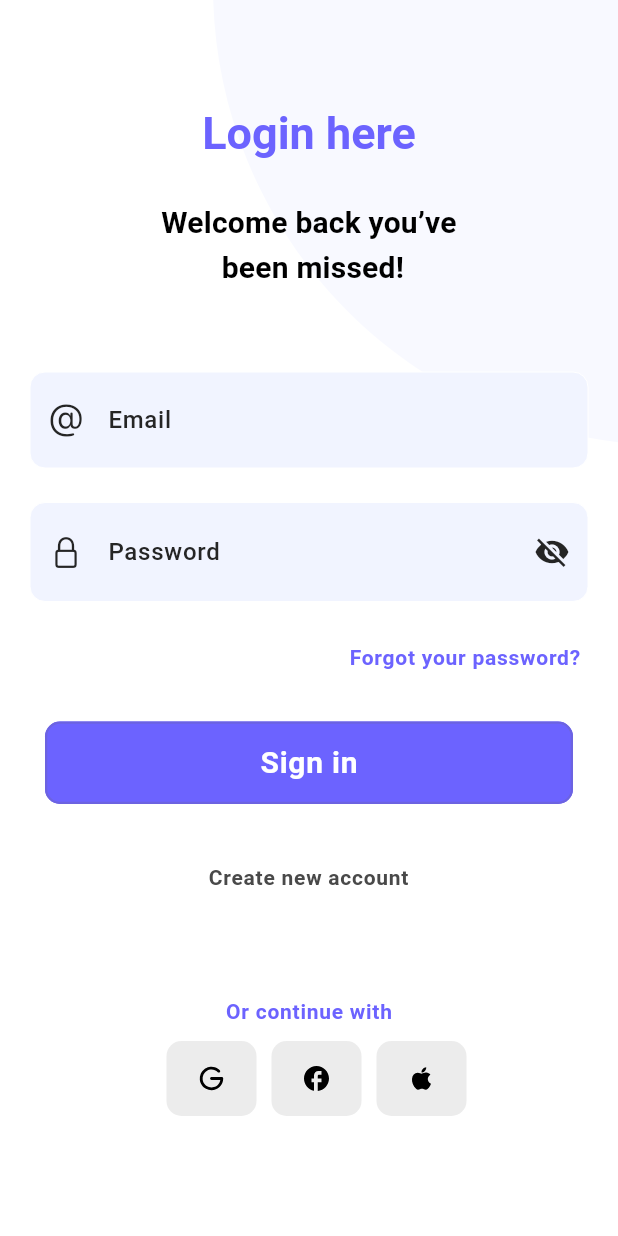
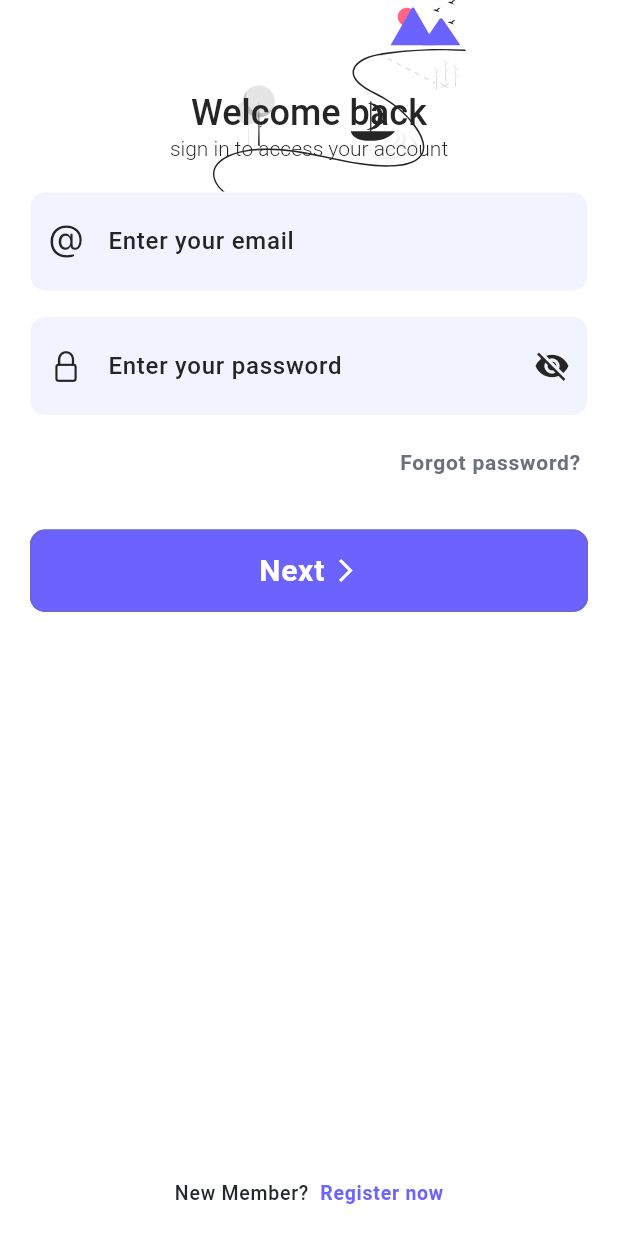
Before and after one commit to alade-01/Login_Register_UI_Design, a Flutter app: the LoginScreen screen opened by its route, on a phone screen of 412 x 824 dp. Run offline on Flutter 3.47's test engine with Material 3 defaults, Android fonts, the phone set to English and light mode, and no system bars; our stand-ins replace flutter_bloc, flutter_svg; Roboto replaces fonts that are missing (Poppins); project files that could hold a hidden picture were left out.

Commit message:
fix login screen

```diff
--- a/lib/components/shared/app_button.dart
+++ b/lib/components/shared/app_button.dart
@@ -13,6 +13,7 @@ class AppButton extends StatelessWidget {
   bool solid;
   bool showBorder;
   double horizontalPadding;
+  IconData? scrIcon;
 
   AppButton({
     super.key,
@@ -20,6 +21,7 @@ class AppButton extends StatelessWidget {
     required this.label,
     this.buttonType = ButtonType.PRIMARY,
     this.width,
+    this.scrIcon,
     this.loading = false,
     this.solid = true,
     this.horizontalPadding = 0,
@@ -73,12 +75,21 @@ class AppButton extends StatelessWidget {
                                     : Colors.black,
                           ),
               ),
+              child: Row(
+                mainAxisAlignment: MainAxisAlignment.center,
+                children: [
+                  Padding(
+                    padding: const EdgeInsets.only(right: 5.0),
                     child: Text(
                       label,
                       style: Theme.of(context).textTheme.labelMedium!.copyWith(
                           fontSize: 20,
                           color: Colors.white,
                           fontWeight: FontWeight.w600),
+                    ),
+                  ),
+                  Icon(scrIcon ,color: Colors.white,),
+                ],
               ),
             ),
     );
--- a/lib/components/shared/background.dart
+++ b/lib/components/shared/background.dart
@@ -7,7 +7,7 @@ class Background extends StatelessWidget {
   const Background({
     Key? key,
     required this.child,
-    this.topImage = "res/images/main_top.svg",
+    this.topImage = "res/images/background.svg",
   }) : super(key: key);
 
   final String topImage;
--- a/lib/windows/login_screen.dart
+++ b/lib/windows/login_screen.dart
@@ -2,12 +2,11 @@ import 'package:flutter/cupertino.dart';
 import 'package:flutter/material.dart';
 
 import '../../components/shared/app_button.dart';
+import '../../core/constants.dart';
 import '../../core/router_generator.dart';
 import '../../core/utilis.dart';
-import '../../core/constants.dart';
 import '../components/item/social_network_item.dart';
 import '../components/shared/background.dart';
-
 class LoginScreen extends StatefulWidget {
   const LoginScreen({Key? key}) : super(key: key);
 
@@ -28,42 +27,38 @@ class _LoginScreenState extends State<LoginScreen> {
   Widget build(BuildContext context) {
     Size size = MediaQuery.of(context).size;
     return Background(
-      child: Center(
-        child: SingleChildScrollView(
       child: Padding(
         padding: const EdgeInsets.all(20),
-            child: Align(
-              alignment: Alignment.center,
         child: Column(
-                mainAxisAlignment: MainAxisAlignment.center,
-                crossAxisAlignment: CrossAxisAlignment.center,
           children: [
+            Expanded(
+                child: SingleChildScrollView(
+                  child: Column(
+                    children: [
+                      const SizedBox(height: BUTTON_SEPARATION_SPACE * 4),
                       Text(
-                    "Login here",
+                        "Welcome back",
                         style: Theme.of(context).textTheme.titleLarge!.copyWith(
-                        color: primaryColor,
-                        fontSize: 30,
-                        fontWeight: FontWeight.w700),
+                            color: secondaryColor,
+                            fontSize: 24,
+                            fontWeight: FontWeight.w500),
+                      ),   Text(
+                        "sign in to access your account",
+                        style: Theme.of(context).textTheme.titleLarge!.copyWith(
+                            color: secondaryColor,
+                            fontSize: 14,
+                            fontWeight: FontWeight.w300),
                       ),
-                  const SizedBox(height: BUTTON_SEPARATION_SPACE * 2.5),
-                  Text(
-                    "Welcome back you’ve \n been missed!",
-                    style: Theme.of(context).textTheme.titleMedium!.copyWith(
-                        color: Colors.black,
-                        fontSize: 20,
-                        fontWeight: FontWeight.w600),
-                    textAlign: TextAlign.center,
-                  ),
-                  const SizedBox(height: BUTTON_SEPARATION_SPACE * 4.5),
+                      const SizedBox(height: BUTTON_SEPARATION_SPACE * 2),
                       Form(
                         key: formKey,
                         child: Column(
                           children: [
                             Container(
-                          margin: const EdgeInsets.only(top: 10),
+                              margin: const EdgeInsets.only(top: 0),
                               child: TextFormField(
                                 controller: _emailController,
-                            // style: textStyleInput,
+                                style: textStyleInput,
                                 validator: (String? value) {
                                   if (value != null && value.isEmpty) {
                                     return "This field is required";
@@ -79,13 +74,13 @@ class _LoginScreenState extends State<LoginScreen> {
                                   prefixIcon: Icon(
                                     CupertinoIcons.at,
                                   ),
-                              hintText: "Email",
+                                  hintText: "Enter your email",
                                 ),
                                 keyboardType: TextInputType.text,
                               ),
                             ),
                             Container(
-                          margin: const EdgeInsets.symmetric(vertical: 23),
+                              margin: const EdgeInsets.symmetric(vertical: 17),
                               child: TextFormField(
                                 validator: (String? value) {
                                   if (value != null && value.isEmpty) {
@@ -100,7 +95,7 @@ class _LoginScreenState extends State<LoginScreen> {
                                   prefixIcon: const Icon(
                                     CupertinoIcons.lock,
                                   ),
-                              hintText: "Password",
+                                  hintText: "Enter your password",
                                   suffixIcon: GestureDetector(
                                     onTap: () {
                                       setState(() {
@@ -121,21 +116,19 @@ class _LoginScreenState extends State<LoginScreen> {
                               mainAxisAlignment: MainAxisAlignment.end,
                               children: [
                                 InkWell(
-                              onTap: () {
-                                Navigator.pushNamed(context,
-                                    RouterGenerator.forgotPasswordRoute);
-                              },
+                                  onTap: () => Navigator.pushNamed(
+                                      context, RouterGenerator.forgotPasswordRoute),
                                   child: Padding(
                                     padding: const EdgeInsets.all(5),
                                     child: Text(
-                                  "Forgot your password?",
+                                      "Forgot password?",
                                       textAlign: TextAlign.center,
                                       style: Theme.of(context)
                                           .textTheme
                                           .labelMedium!
                                           .copyWith(
                                           fontSize: 14,
-                                          color: primaryColor,
+                                          color: const Color(0xFF6A707C),
                                           fontWeight: FontWeight.w600),
                                     ),
                                   ),
@@ -145,57 +138,44 @@ class _LoginScreenState extends State<LoginScreen> {
                           ],
                         ),
                       ),
-                  const SizedBox(height: BUTTON_SEPARATION_SPACE * 2.8),
+                      const SizedBox(height: BUTTON_SEPARATION_SPACE * 3),
                       AppButton(
                         callback: () {
                           if (formKey.currentState!.validate()) {}
                         },
-                    label: "Sign in",
+                        label: "Next",
+                        scrIcon: Icons.arrow_forward_ios_outlined,
                         buttonType: ButtonType.PRIMARY,
                         width: size.width,
-                    horizontalPadding: 10,
                       ),
-                  const SizedBox(height: BUTTON_SEPARATION_SPACE * 4),
-                  InkWell(
-                    onTap: () {
-                      Navigator.pushNamed(
-                          context, RouterGenerator.registerRoute);
-                    },
-                    child: Padding(
-                      padding: const EdgeInsets.all(0),
-                      child: Text(
-                        "Create new account",
-                        textAlign: TextAlign.center,
+                    ],
+                  ),
+                )),
+            GestureDetector(
+              onTap: () =>
+                  Navigator.pushNamed(context, RouterGenerator.registerRoute),
+              child: RichText(
+                text: TextSpan(
+                  text: 'New Member? ',
+                  style: Theme.of(context).textTheme.labelMedium!.copyWith(
+                      fontSize: 13,
+                      color: const Color(0xFF24282C),
+                      fontWeight: FontWeight.w500),
+                  children: <TextSpan>[
+                    TextSpan(
+                        text: ' Register now',
                         style: Theme.of(context)
                             .textTheme
                             .labelMedium!
                             .copyWith(
-                                fontSize: 14,
-                                color: const Color(0xFF494949),
-                                fontWeight: FontWeight.w600),
-                      ),
-                    ),
-                  ),
-                  const SizedBox(height: BUTTON_SEPARATION_SPACE * 7),
-                  Container(
-                      margin: const EdgeInsets.symmetric(horizontal: 10),
-                      child: Text(
-                        "Or continue with",
-                        style: Theme.of(context)
-                            .textTheme
-                            .labelMedium!
-                            .copyWith(
-                                fontSize: 14,
+                            fontSize: 13,
                             color: primaryColor,
-                                fontWeight: FontWeight.w600),
-                      )),
-                  const SizedBox(height: BUTTON_SEPARATION_SPACE),
-                  const SocialNetworkItem(),
-                  const SizedBox(height: BUTTON_SEPARATION_SPACE),
+                            fontWeight: FontWeight.w700))
                   ],
                 ),
               ),
             ),
+          ],
         ),
       ),
     );
--- a/lib/windows/onboarding_screen.dart
+++ b/lib/windows/onboarding_screen.dart
@@ -1,4 +1,5 @@
 import 'package:flutter/material.dart';
+import 'package:login_register_ui_design/core/router_generator.dart';
 
 import '../components/item/onboardingItem.dart';
 import '../core/constants.dart';
@@ -26,7 +27,7 @@ class _OnboardingScreenState extends State<OnboardingScreen> {
     {
       "title": "Make connects\nwith explora",
       "text": "To your dream trip.",
-      "image": "res/images/onboardingImage_2.svg"
+      "image": "res/images/onboardingImage_3.svg"
     },
   ];
 
@@ -70,9 +71,7 @@ class _OnboardingScreenState extends State<OnboardingScreen> {
                     ),
                         ),
                         InkWell(
-                          onTap: () {
-                            //print('Button pressed!');
-                          },
+                          onTap: () => Navigator.pushNamed(context, RouterGenerator.loginRoute),
                           child: Container(
                             width: 50.0,
                             height: 50.0,
```
Also changed, not shown: res/images/background.svg (added). Lines whose indentation alone changed are shown as unchanged.
